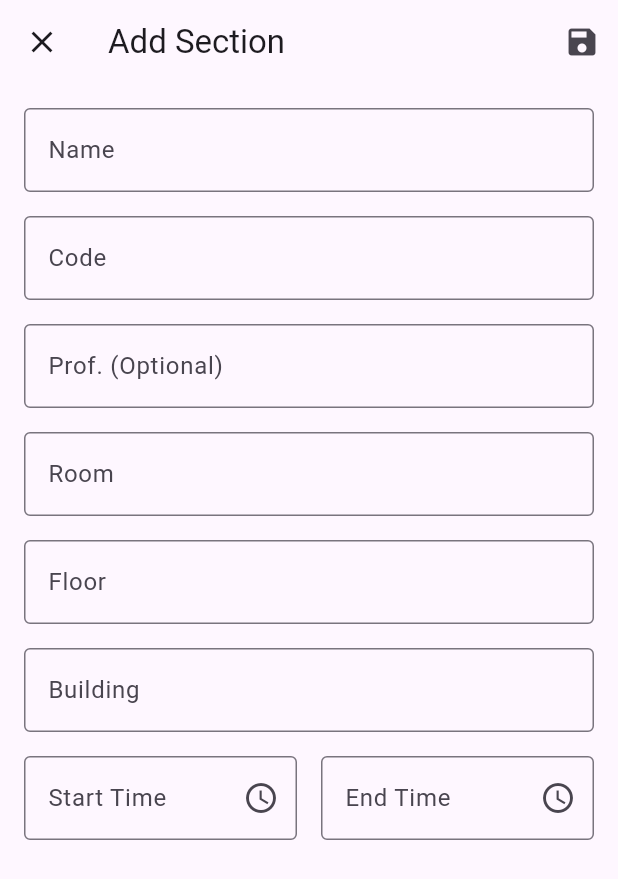
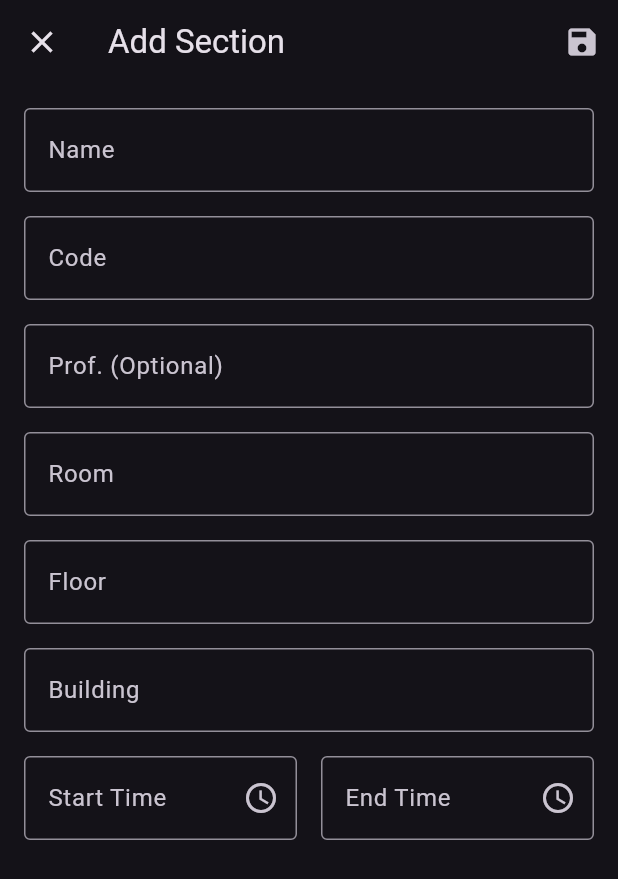
Before and after one commit to laurencetroyv/ldcu-cm, a Flutter app: the screen it shows after launch, after a tap on the "add" icon, on a phone screen of 412 x 824 dp. Shown: the top 879 px of the screen. Run offline on Flutter 3.47's test engine with Material 3 defaults, Android fonts, the phone set to English and light mode, and no system bars; our stand-ins replace flutter_riverpod, gap; missing offline and left inert: o3d.

Commit message:
✨ feat (main): Add theme support to MainApp and wrap MainApp with ProviderScope

```diff
--- a/lib/main.dart
+++ b/lib/main.dart
@@ -1,21 +1,33 @@
 import 'package:flutter/material.dart';
 
+import 'package:flutter_riverpod/flutter_riverpod.dart';
+
 import 'package:ldcu/src/pages/tab_bar_navigation.dart';
+import 'package:ldcu/src/provider/theme_provider.dart';
 
 void main() {
-  runApp(const MainApp());
+  runApp(const ProviderScope(child: MainApp()));
 }
 
-class MainApp extends StatelessWidget {
+class MainApp extends ConsumerWidget {
   const MainApp({super.key});
 
   @override
-  Widget build(BuildContext context) {
+  Widget build(BuildContext context, WidgetRef ref) {
+    bool isDark = ref.watch(themeProvider);
+
     return MaterialApp(
       home: const TabBarNavigation(),
       debugShowCheckedModeBanner: false,
+      themeMode: isDark ? ThemeMode.dark : ThemeMode.light,
       theme: ThemeData.light().copyWith(
         colorScheme: ThemeData.light().colorScheme.copyWith(
+              primary: const Color(0xFF89201a),
+              secondary: const Color(0xFF89201a),
+            ),
+      ),
+      darkTheme: ThemeData.dark().copyWith(
+        colorScheme: ThemeData.dark().colorScheme.copyWith(
               primary: const Color(0xFF89201a),
               secondary: const Color(0xFF89201a),
             ),
```
